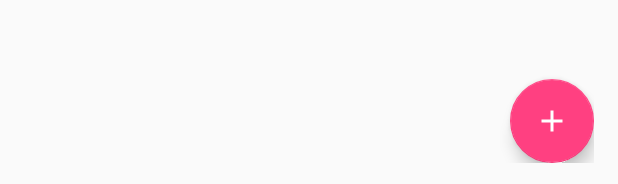
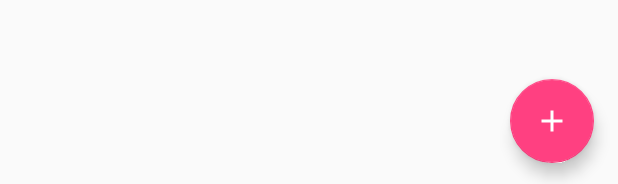
Before and after one commit to jdrider/RouteSelector, an Android app: the layout activity_main.xml on its own in the app's theme, with its tools: preview values and no code run, on a phone screen of 412 x 824 dp. Shown: the part 1049-1233 px from the top of the screen. Run offline under Robolectric (Android 15) with nearby library versions, the phone set to English and light mode, and no system bars.

Commit message:
Fix FAB clipping

```diff
--- a/app/src/main/res/layout/activity_main.xml
+++ b/app/src/main/res/layout/activity_main.xml
@@ -4,6 +4,7 @@
     xmlns:tools="http://schemas.android.com/tools"
     android:layout_width="match_parent"
     android:layout_height="match_parent"
+    android:clipToPadding="false"
     android:paddingBottom="@dimen/activity_vertical_margin"
     android:paddingLeft="@dimen/activity_horizontal_margin"
     android:paddingRight="@dimen/activity_horizontal_margin"
```
